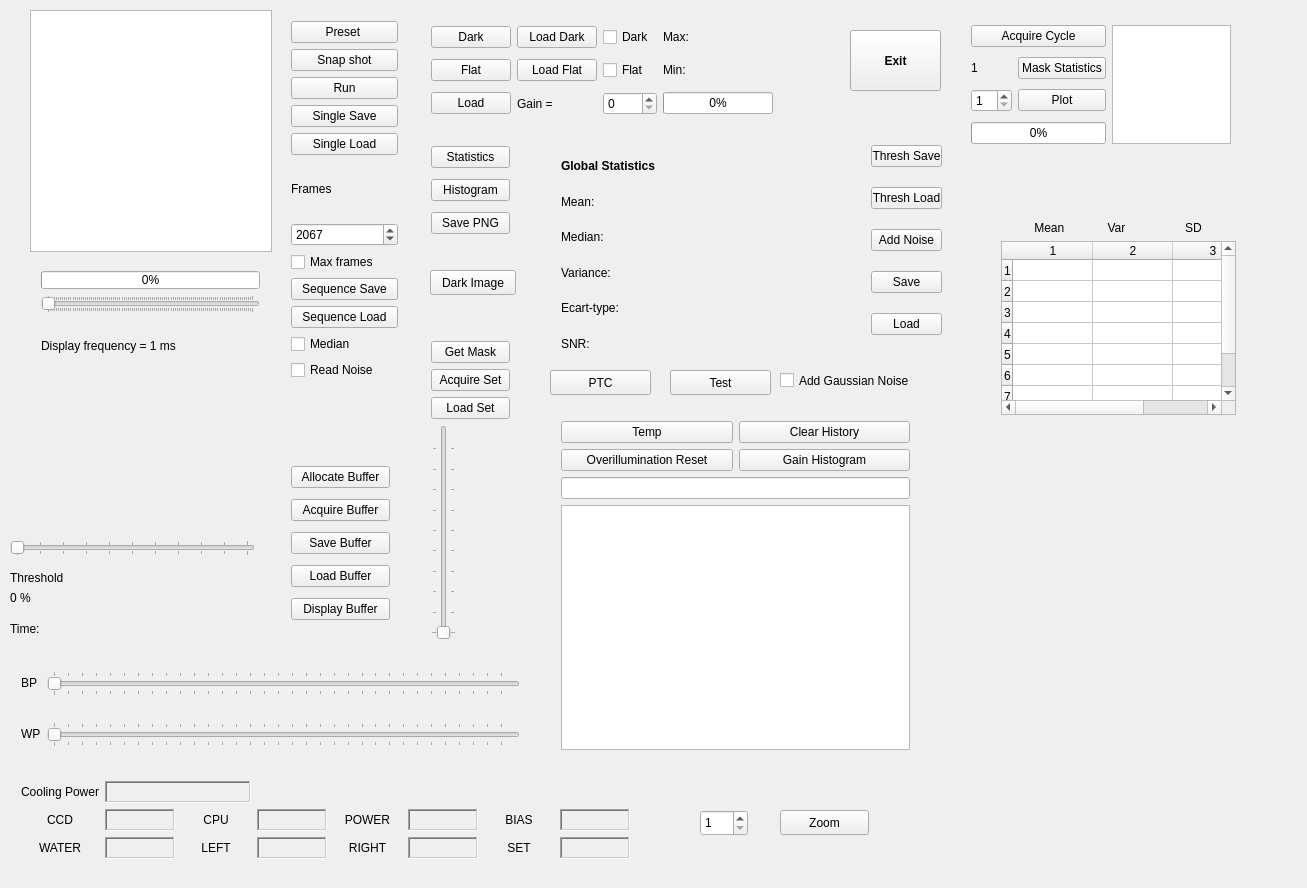
Qt form mainwindow.ui (gychar/OCam2) before a commit.
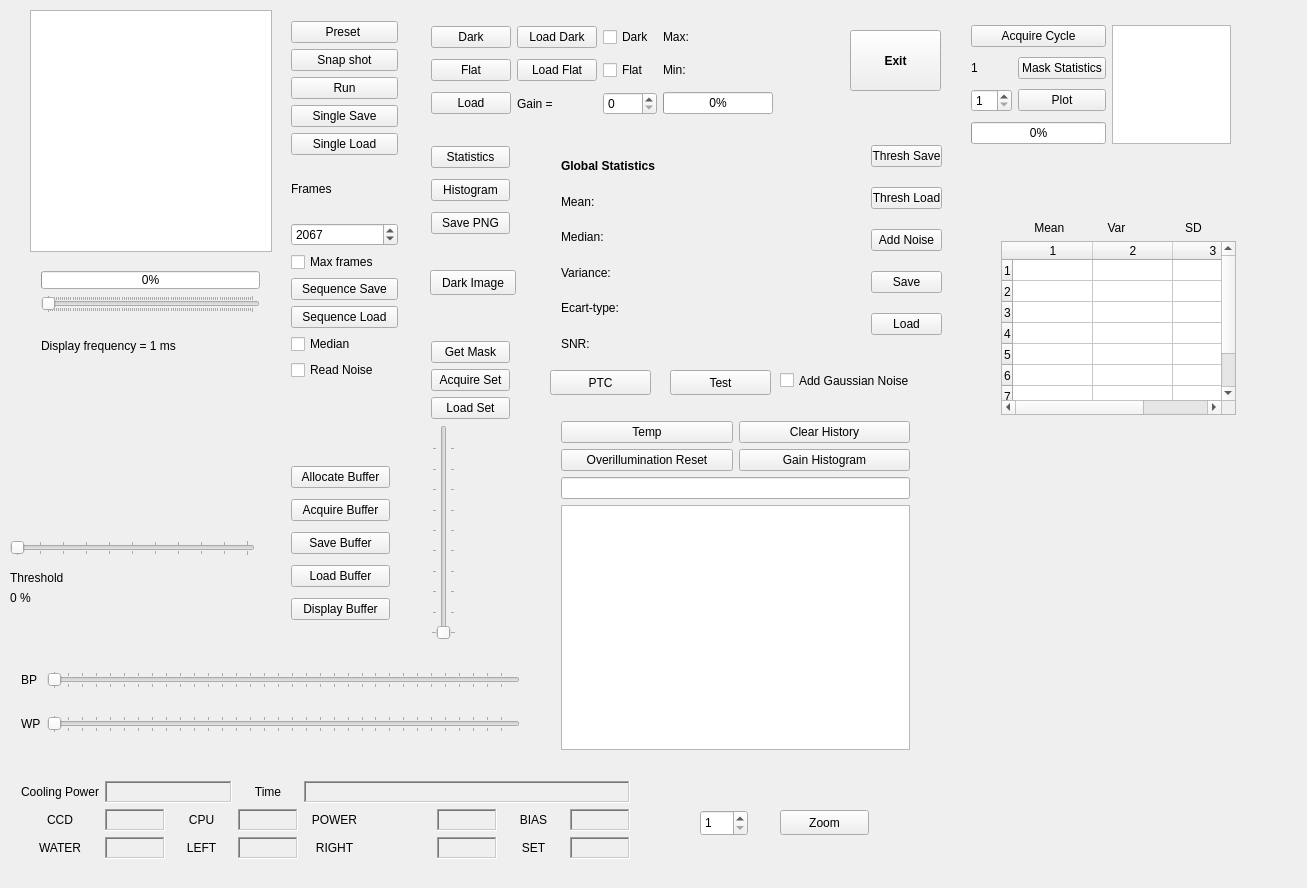
The same form after that commit. Icons and pictures are not drawn.

Commit message:
Get system current time
Add a label to display the system current time.

```diff
--- a/mainwindow.ui
+++ b/mainwindow.ui
@@ -104,19 +104,6 @@
      <string>Exit</string>
     </property>
    </widget>
-   <widget class="QLabel" name="Time_Label">
-    <property name="geometry">
-     <rect>
-      <x>10</x>
-      <y>620</y>
-      <width>67</width>
-      <height>17</height>
-     </rect>
-    </property>
-    <property name="text">
-     <string>Time: </string>
-    </property>
-   </widget>
    <widget class="QWidget" name="layoutWidget">
     <property name="geometry">
      <rect>
@@ -577,7 +564,7 @@
       <x>10</x>
       <y>660</y>
       <width>521</width>
-      <height>159</height>
+      <height>104</height>
      </rect>
     </property>
     <layout class="QFormLayout" name="BPWP_Layout">
@@ -1061,6 +1048,26 @@
        </property>
       </widget>
      </item>
+     <item row="0" column="3">
+      <widget class="QLabel" name="Time_Label">
+       <property name="text">
+        <string>&lt;html&gt;&lt;head/&gt;&lt;body&gt;&lt;p align=&quot;center&quot;&gt;Time&lt;/p&gt;&lt;/body&gt;&lt;/html&gt;</string>
+       </property>
+      </widget>
+     </item>
+     <item row="0" column="4" colspan="5">
+      <widget class="QLabel" name="Time_Value">
+       <property name="frameShape">
+        <enum>QFrame::WinPanel</enum>
+       </property>
+       <property name="frameShadow">
+        <enum>QFrame::Sunken</enum>
+       </property>
+       <property name="text">
+        <string/>
+       </property>
+      </widget>
+     </item>
     </layout>
    </widget>
    <widget class="QPushButton" name="PTC_PB">
```
The commit also changes 2 other files.
